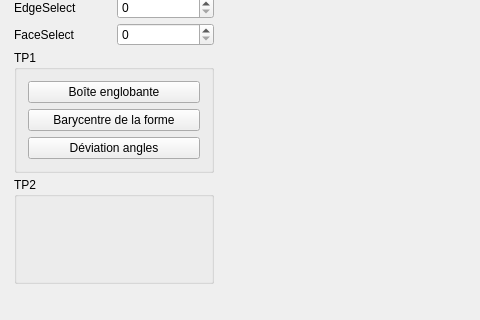
Anthiel/Projet-Prog.-graphique-et-app.-industrielle, file mainwindow.ui: the form before one commit; both pictures show x 0 to 480 and y 88 to 408 of the 632 by 408 pixel window.
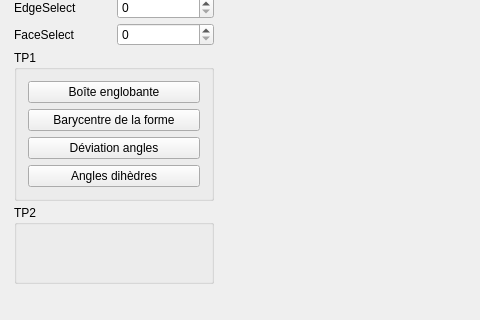
The form after the commit. Custom widgets are drawn as their Qt base class.

Commit message: Angles dihèdres et CSV pour les fréquences d'aires, angles, valence

What changed in the file:
```diff
--- a/mainwindow.ui
+++ b/mainwindow.ui
@@ -127,6 +127,13 @@
             </property>
            </widget>
           </item>
+          <item>
+           <widget class="QPushButton" name="pushButton_dihedral">
+            <property name="text">
+             <string>Angles dihèdres</string>
+            </property>
+           </widget>
+          </item>
          </layout>
         </widget>
        </item>
```
The commit also changes 2 other files.
